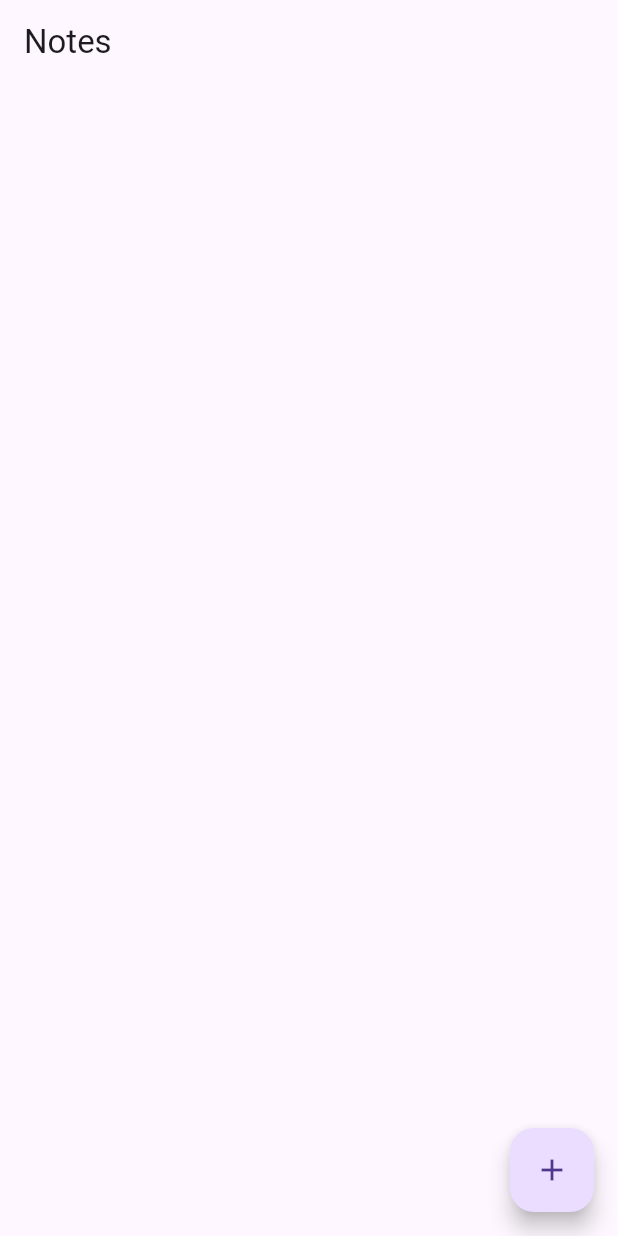
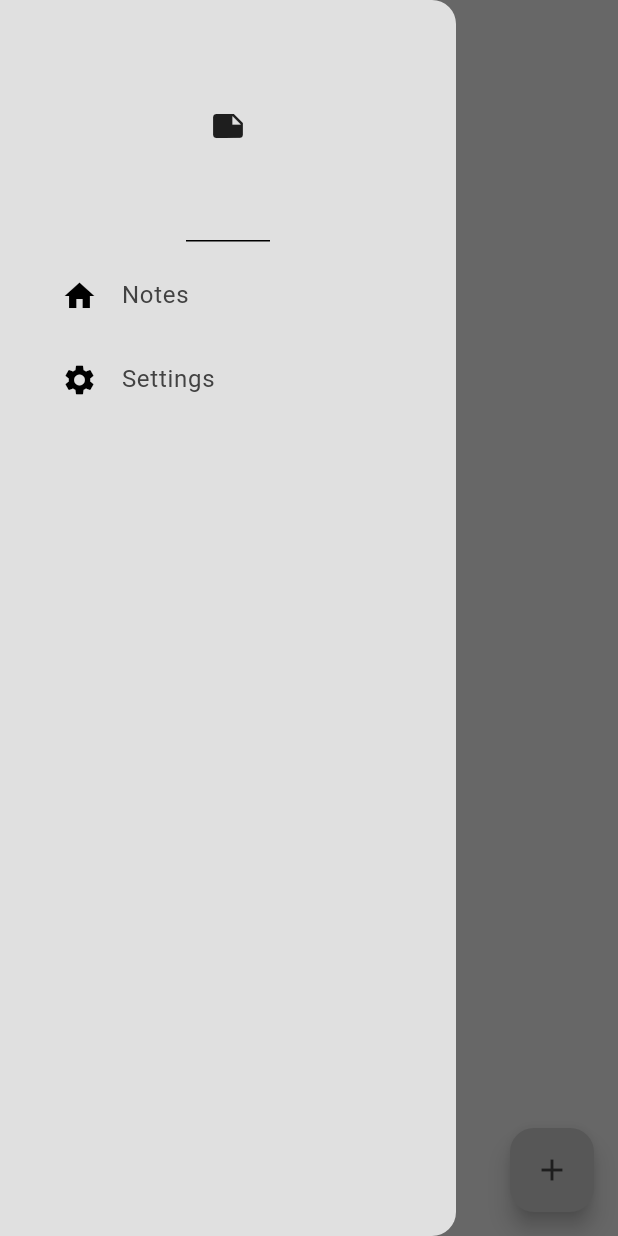
Before and after one commit to Devdeejay27/notese, a Flutter app: the screen it shows after launch, with the side drawer open (before the commit the screen has no drawer), on a phone screen of 412 x 824 dp. Run offline on Flutter 3.47's test engine with Material 3 defaults, Android fonts, the phone set to English and light mode, and no system bars; our stand-ins replace google_fonts, isar, popover; accounts and stored records are empty; generated files the repository leaves out were written again.

Commit message:
Added new components

```diff
--- /dev/null
+++ b/lib/components/drawer.dart
@@ -0,0 +1,42 @@
+import 'package:flutter/material.dart';
+import 'package:notese/components/drawer_tile.dart';
+import 'package:notese/pages/settings_page.dart';
+
+class MyDrawer extends StatelessWidget {
+  const MyDrawer({super.key});
+
+  @override
+  Widget build(BuildContext context) {
+    return Drawer(
+      backgroundColor: Theme.of(context).colorScheme.surface,
+      child: Column(
+        children: [
+          // header
+          const DrawerHeader(
+            child: Icon(Icons.note),
+          ),
+          // notes tile
+          DrawerTile(
+            title: 'Notes',
+            leading: const Icon(Icons.home),
+            onTap: () => Navigator.pop(context),
+          ),
+
+          // settings tile
+          DrawerTile(
+            title: 'Settings',
+            leading: const Icon(Icons.settings),
+            onTap: () {
+              Navigator.pop(context);
+              Navigator.push(
+                  context,
+                  MaterialPageRoute(
+                    builder: (context) => const SettingsPage(),
+                  ));
+            },
+          ),
+        ],
+      ),
+    );
+  }
+}
--- /dev/null
+++ b/lib/components/drawer_tile.dart
@@ -0,0 +1,31 @@
+import 'package:flutter/material.dart';
+
+class DrawerTile extends StatelessWidget {
+  final String title;
+  final Widget leading;
+  final void Function()? onTap;
+
+  const DrawerTile({
+    super.key,
+    required this.title,
+    required this.leading,
+    required this.onTap,
+  });
+
+  @override
+  Widget build(BuildContext context) {
+    return Padding(
+      padding: const EdgeInsets.only(left: 25.0),
+      child: ListTile(
+        title: Text(
+          title,
+          style: TextStyle(
+            color: Theme.of(context).colorScheme.inversePrimary,
+          ),
+        ),
+        leading: leading,
+        onTap: onTap,
+      ),
+    );
+  }
+}
--- a/lib/main.dart
+++ b/lib/main.dart
@@ -1,6 +1,7 @@
 import 'package:flutter/material.dart';
 import 'package:notese/models/note_database.dart';
 import 'package:notese/pages/notes_page.dart';
+import 'package:notese/pages/theme/theme_provider.dart';
 import 'package:provider/provider.dart';
 
 void main() async {
@@ -9,8 +10,13 @@ void main() async {
   await NoteDatabase.initialize();
 
   runApp(
-    ChangeNotifierProvider(
-      create: (context) => NoteDatabase(),
+    MultiProvider(
+      providers: [
+        // Note Provider
+        ChangeNotifierProvider(create: (context) => NoteDatabase()),
+        // Theme Provider
+        ChangeNotifierProvider(create: (context) => ThemeProvider()),
+      ],
       child: const NoteseApp(),
     ),
   );
@@ -21,9 +27,10 @@ class NoteseApp extends StatelessWidget {
 
   @override
   Widget build(BuildContext context) {
-    return const MaterialApp(
+    return MaterialApp(
       debugShowCheckedModeBanner: false,
-      home: NotesPage(),
+      home: const NotesPage(),
+      theme: Provider.of<ThemeProvider>(context).themeData,
     );
   }
 }
--- a/lib/pages/notes_page.dart
+++ b/lib/pages/notes_page.dart
@@ -1,4 +1,7 @@
 import 'package:flutter/material.dart';
+import 'package:google_fonts/google_fonts.dart';
+import 'package:notese/components/drawer.dart';
+import 'package:notese/components/note_tile.dart';
 import 'package:notese/models/note.dart';
 import 'package:notese/models/note_database.dart';
 import 'package:provider/provider.dart';
@@ -27,6 +30,7 @@ class _NotesPageState extends State<NotesPage> {
     showDialog(
       context: context,
       builder: (context) => AlertDialog(
+        backgroundColor: Theme.of(context).colorScheme.surface,
         content: TextField(
           controller: textController,
         ),
@@ -64,6 +68,7 @@ class _NotesPageState extends State<NotesPage> {
     showDialog(
       context: context,
       builder: (context) => AlertDialog(
+        backgroundColor: Theme.of(context).colorScheme.surface,
         title: const Text('Update Note'),
         content: TextField(
           controller: textController,
@@ -105,40 +110,54 @@ class _NotesPageState extends State<NotesPage> {
 
     return Scaffold(
       appBar: AppBar(
-        title: const Text('Notes'),
+        elevation: 0,
+        backgroundColor: Colors.transparent,
+        foregroundColor: Theme.of(context).colorScheme.inversePrimary,
       ),
+      backgroundColor: Theme.of(context).colorScheme.surface,
       floatingActionButton: FloatingActionButton(
         onPressed: createNote,
-        child: const Icon(Icons.add),
+        backgroundColor: Theme.of(context).colorScheme.secondary,
+        child: Icon(
+          Icons.add,
+          color: Theme.of(context).colorScheme.inversePrimary,
         ),
-      body: ListView.builder(
+      ),
+      drawer: const MyDrawer(),
+      body: Column(
+        crossAxisAlignment: CrossAxisAlignment.start,
+        children: [
+          // HEADING
+          Padding(
+            padding: const EdgeInsets.only(left: 25.0),
+            child: Text(
+              'Notes',
+              style: GoogleFonts.dmSerifText(
+                fontSize: 48,
+                color: Theme.of(context).colorScheme.inversePrimary,
+              ),
+            ),
+          ),
+
+          // LIST OF NOTES
+          Expanded(
+            child: ListView.builder(
               itemCount: currentNotes.length,
               itemBuilder: (context, index) {
                 // get individual note
                 final note = currentNotes[index];
 
                 // list tile UI
-          return ListTile(
-            title: Text(note.text),
-            trailing: Row(
-              mainAxisSize: MainAxisSize.min,
-              children: [
-                // edit button
-                IconButton(
-                  onPressed: () => updateNote(note),
-                  icon: const Icon(Icons.edit),
+                return NoteTile(
+                  text: note.text,
+                  onEditPressed: () => updateNote(note),
+                  onDeletePressed: () => deleteNote(note.id),
+                );
+              },
             ),
-
-                // delete button
-                IconButton(
-                  onPressed: () => deleteNote(note.id),
-                  icon: const Icon(Icons.delete),
           ),
         ],
       ),
     );
-        },
-      ),
-    );
   }
 }
--- /dev/null
+++ b/lib/pages/theme/theme.dart
@@ -0,0 +1,23 @@
+import 'package:flutter/material.dart';
+
+// light mode
+ThemeData lightMode = ThemeData(
+  brightness: Brightness.light,
+  colorScheme: ColorScheme.light(
+    surface: Colors.grey.shade300,
+    primary: Colors.grey.shade200,
+    secondary: Colors.grey.shade400,
+    inversePrimary: Colors.grey.shade800,
+  ),
+);
+
+// dark mode
+ThemeData darkMode = ThemeData(
+  brightness: Brightness.dark,
+  colorScheme: ColorScheme.dark(
+    surface: const Color.fromARGB(255, 27, 27, 27),
+    primary: const Color.fromARGB(255, 29, 29, 29),
+    secondary: const Color.fromARGB(255, 41, 40, 40),
+    inversePrimary: Colors.grey.shade300,
+  ),
+);
--- /dev/null
+++ b/lib/pages/theme/theme_provider.dart
@@ -0,0 +1,28 @@
+import 'package:flutter/material.dart';
+import 'package:notese/pages/theme/theme.dart';
+
+class ThemeProvider with ChangeNotifier {
+  // initially, theme is light mode
+  ThemeData _themeData = lightMode;
+
+  // getter method to access the theme from other parts of the code
+  ThemeData get themeData => _themeData;
+
+  // getter method for if it is dark mode or not
+  bool get isDarkMode => _themeData == darkMode;
+
+  // setter method to set the new theme
+  set themeData(ThemeData themeData) {
+    _themeData = themeData;
+    notifyListeners();
+  }
+
+  // toggle to be used in a switch
+  void toggleTheme() {
+    if (_themeData == lightMode) {
+      themeData = darkMode;
+    } else {
+      themeData = lightMode;
+    }
+  }
+}
--- a/pubspec.yaml
+++ b/pubspec.yaml
@@ -38,6 +38,8 @@ dependencies:
   isar_flutter_libs: ^3.1.0+1
   path_provider: ^2.1.5
   provider: ^6.1.2
+  google_fonts: ^6.2.1
+  popover: ^0.3.1
 
 dev_dependencies:
   flutter_test:
```
Also changed, not shown: lib/components/note_settings.dart (added, +17 -0 lines), lib/components/note_tile.dart (added, +41 -0 lines), lib/pages/settings_page.dart (added, +50 -0 lines), pubspec.lock. Lines whose indentation alone changed are shown as unchanged.
